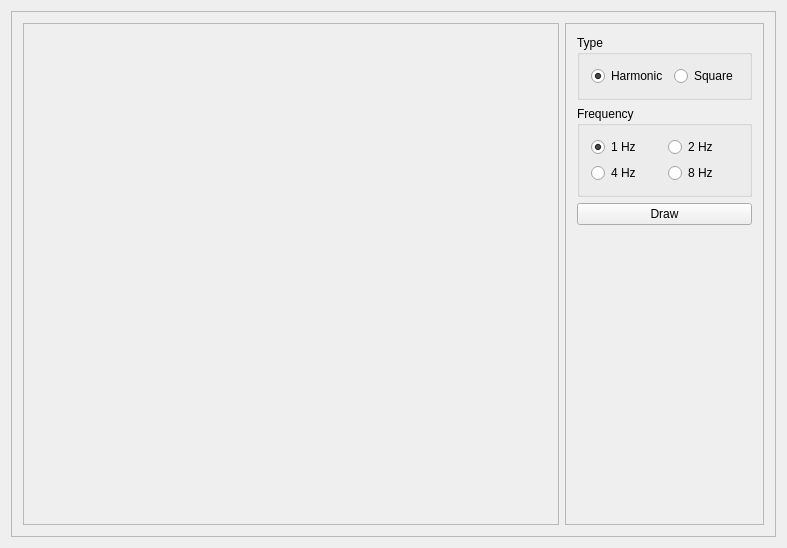
The window that waveplot.ui (NerdSmith/task1_TIPaS) describes before a commit, drawn with Qt 5.
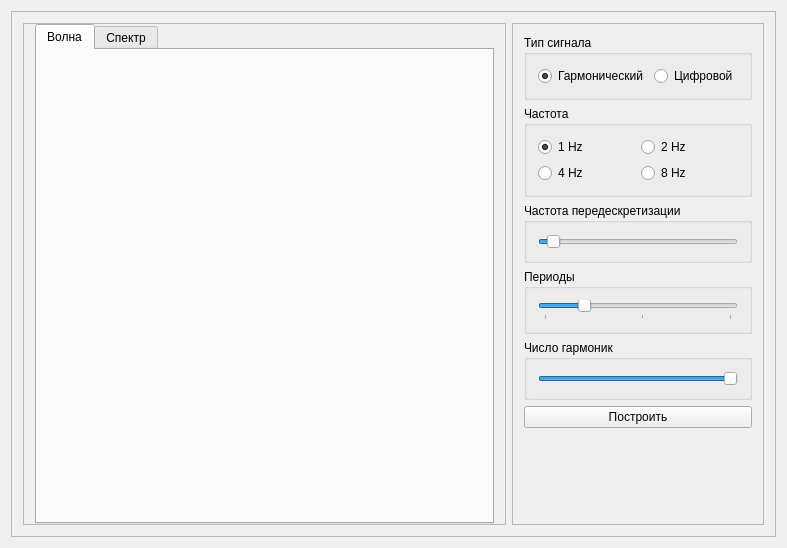
The same window after the commit. Custom widgets are drawn as their Qt base class.

What changed in the file:
```diff
--- a/waveplot.ui
+++ b/waveplot.ui
@@ -38,8 +38,41 @@
          <enum>QFrame::Raised</enum>
         </property>
         <layout class="QHBoxLayout" name="horizontalLayout_4">
+         <property name="spacing">
+          <number>0</number>
+         </property>
+         <property name="topMargin">
+          <number>0</number>
+         </property>
+         <property name="bottomMargin">
+          <number>0</number>
+         </property>
          <item>
-          <widget class="QCustomPlot" name="plot" native="true"/>
+          <widget class="QTabWidget" name="plotTabsWidget">
+           <property name="currentIndex">
+            <number>0</number>
+           </property>
+           <widget class="QWidget" name="waveTab">
+            <attribute name="title">
+             <string>Волна</string>
+            </attribute>
+            <layout class="QVBoxLayout" name="verticalLayout_2">
+             <item>
+              <widget class="QCustomPlot" name="wavePlot" native="true"/>
+             </item>
+            </layout>
+           </widget>
+           <widget class="QWidget" name="spectrumTab">
+            <attribute name="title">
+             <string>Спектр</string>
+            </attribute>
+            <layout class="QVBoxLayout" name="verticalLayout_5">
+             <item>
+              <widget class="QCustomPlot" name="spectrumPlot" native="true"/>
+             </item>
+            </layout>
+           </widget>
+          </widget>
          </item>
         </layout>
        </widget>
@@ -74,13 +107,13 @@
             </sizepolicy>
            </property>
            <property name="title">
-            <string>Type</string>
+            <string>Тип сигнала</string>
            </property>
            <layout class="QHBoxLayout" name="horizontalLayout_3">
             <item>
              <widget class="QRadioButton" name="harmonicRBtn">
               <property name="text">
-               <string>Harmonic</string>
+               <string>Гармонический</string>
               </property>
               <property name="checked">
                <bool>true</bool>
@@ -90,7 +123,7 @@
             <item>
              <widget class="QRadioButton" name="squareRBtn">
               <property name="text">
-               <string>Square</string>
+               <string>Цифровой</string>
               </property>
              </widget>
             </item>
@@ -106,7 +139,7 @@
             </sizepolicy>
            </property>
            <property name="title">
-            <string>Frequency</string>
+            <string>Частота</string>
            </property>
            <layout class="QGridLayout" name="gridLayout">
             <item row="0" column="0">
@@ -143,10 +176,121 @@
            </layout>
           </widget>
          </item>
+         <item>
+          <widget class="QGroupBox" name="overSampleRateBox">
+           <property name="title">
+            <string>Частота передескретизации</string>
+           </property>
+           <layout class="QVBoxLayout" name="verticalLayout_3">
+            <item>
+             <widget class="FancySlider" name="overSampleBoxSlider">
+              <property name="sizePolicy">
+               <sizepolicy hsizetype="Preferred" vsizetype="Fixed">
+                <horstretch>0</horstretch>
+                <verstretch>0</verstretch>
+               </sizepolicy>
+              </property>
+              <property name="minimum">
+               <number>5</number>
+              </property>
+              <property name="maximum">
+               <number>1000</number>
+              </property>
+              <property name="sliderPosition">
+               <number>50</number>
+              </property>
+              <property name="orientation">
+               <enum>Qt::Horizontal</enum>
+              </property>
+              <property name="invertedControls">
+               <bool>false</bool>
+              </property>
+              <property name="tickPosition">
+               <enum>QSlider::NoTicks</enum>
+              </property>
+              <property name="tickInterval">
+               <number>5</number>
+              </property>
+             </widget>
+            </item>
+           </layout>
+          </widget>
+         </item>
+         <item>
+          <widget class="QGroupBox" name="cyclesNbBox">
+           <property name="title">
+            <string>Периоды</string>
+           </property>
+           <layout class="QVBoxLayout" name="verticalLayout_4">
+            <item>
+             <widget class="FancySlider" name="cyclesNbSlider">
+              <property name="sizePolicy">
+               <sizepolicy hsizetype="Preferred" vsizetype="Fixed">
+                <horstretch>0</horstretch>
+                <verstretch>0</verstretch>
+               </sizepolicy>
+              </property>
+              <property name="minimum">
+               <number>1</number>
+              </property>
+              <property name="maximum">
+               <number>20</number>
+              </property>
+              <property name="value">
+               <number>5</number>
+              </property>
+              <property name="orientation">
+               <enum>Qt::Horizontal</enum>
+              </property>
+              <property name="tickPosition">
+               <enum>QSlider::TicksBelow</enum>
+              </property>
+              <property name="tickInterval">
+               <number>0</number>
+              </property>
+             </widget>
+            </item>
+           </layout>
+          </widget>
+         </item>
+         <item>
+          <widget class="QGroupBox" name="harmonicsNbBox">
+           <property name="enabled">
+            <bool>true</bool>
+           </property>
+           <property name="title">
+            <string>Число гармоник</string>
+           </property>
+           <layout class="QVBoxLayout" name="verticalLayout_6">
+            <item>
+             <widget class="FancySlider" name="harmonicsNbSlider">
+              <property name="sizePolicy">
+               <sizepolicy hsizetype="Preferred" vsizetype="Fixed">
+                <horstretch>0</horstretch>
+                <verstretch>0</verstretch>
+               </sizepolicy>
+              </property>
+              <property name="minimum">
+               <number>10</number>
+              </property>
+              <property name="maximum">
+               <number>1000</number>
+              </property>
+              <property name="value">
+               <number>1000</number>
+              </property>
+              <property name="orientation">
+               <enum>Qt::Horizontal</enum>
+              </property>
+             </widget>
+            </item>
+           </layout>
+          </widget>
+         </item>
          <item>
           <widget class="QPushButton" name="drawBtn">
            <property name="text">
-            <string>Draw</string>
+            <string>Построить</string>
            </property>
           </widget>
          </item>
@@ -179,6 +323,11 @@
    <header>qcustomplot.h</header>
    <container>1</container>
   </customwidget>
+  <customwidget>
+   <class>FancySlider</class>
+   <extends>QSlider</extends>
+   <header>fancyslider.h</header>
+  </customwidget>
  </customwidgets>
  <resources/>
  <connections/>
```
Left out of the diff: 4 changed lines with no effect on the pictures.
